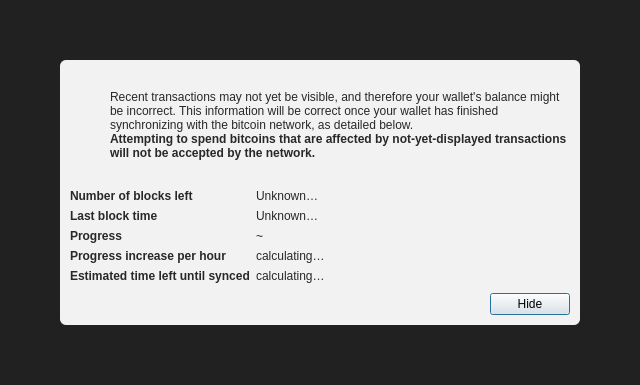
Before: the Qt Designer form src/qt/forms/modaloverlay.ui in LucasDu-lab/NoMoreASICs, drawn with Qt 5.
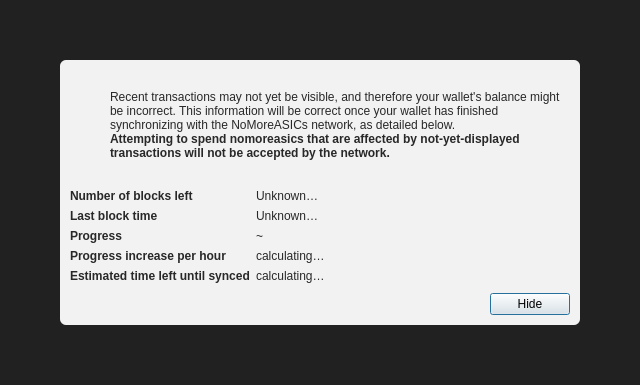
After: the same form once the commit is applied. Icons and pictures are not drawn.

```diff
--- a/src/qt/forms/modaloverlay.ui
+++ b/src/qt/forms/modaloverlay.ui
@@ -130,7 +130,7 @@
              <item>
               <widget class="QLabel" name="infoText">
                <property name="text">
-                <string>Recent transactions may not yet be visible, and therefore your wallet's balance might be incorrect. This information will be correct once your wallet has finished synchronizing with the bitcoin network, as detailed below.</string>
+                <string>Recent transactions may not yet be visible, and therefore your wallet's balance might be incorrect. This information will be correct once your wallet has finished synchronizing with the NoMoreASICs network, as detailed below.</string>
                </property>
                <property name="textFormat">
                 <enum>Qt::RichText</enum>
@@ -149,7 +149,7 @@
                 </font>
                </property>
                <property name="text">
-                <string>Attempting to spend bitcoins that are affected by not-yet-displayed transactions will not be accepted by the network.</string>
+                <string>Attempting to spend nomoreasics that are affected by not-yet-displayed transactions will not be accepted by the network.</string>
                </property>
                <property name="textFormat">
                 <enum>Qt::RichText</enum>
```
